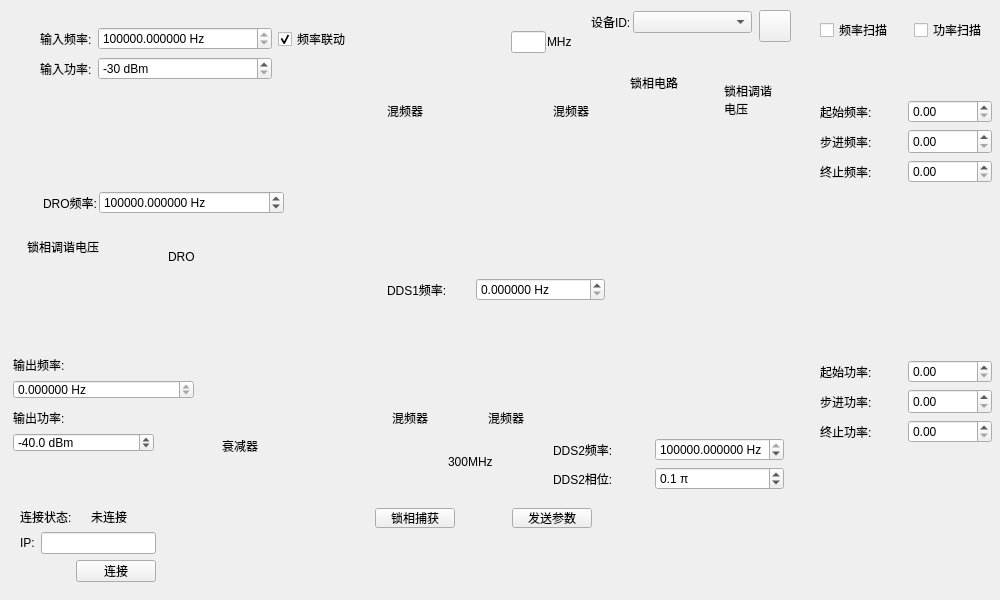
The window that newwidget.ui (GrammerT/radio_ctrl) describes before a commit, drawn with Qt 5.
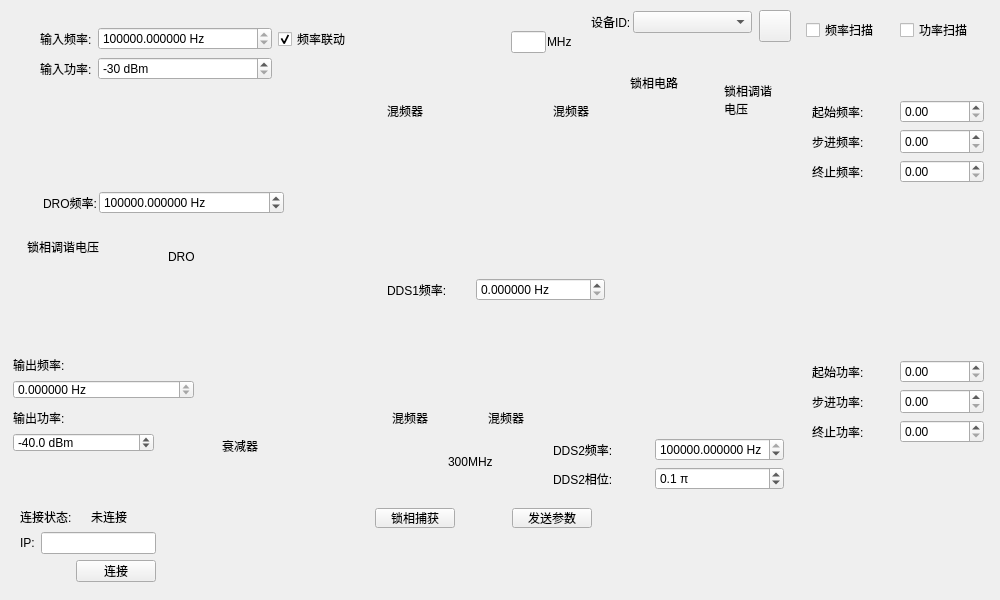
The same window after the commit.

Patch:
```diff
--- a/newwidget.ui
+++ b/newwidget.ui
@@ -752,7 +752,7 @@
   <widget class="QWidget" name="layoutWidget">
    <property name="geometry">
     <rect>
-     <x>820</x>
+     <x>812</x>
      <y>100</y>
      <width>172</width>
      <height>83</height>
@@ -824,7 +824,7 @@
   <widget class="QWidget" name="layoutWidget_3">
    <property name="geometry">
     <rect>
-     <x>820</x>
+     <x>812</x>
      <y>360</y>
      <width>172</width>
      <height>83</height>
@@ -896,7 +896,7 @@
   <widget class="QWidget" name="layoutWidget">
    <property name="geometry">
     <rect>
-     <x>820</x>
+     <x>806</x>
      <y>20</y>
      <width>181</width>
      <height>20</height>
```
